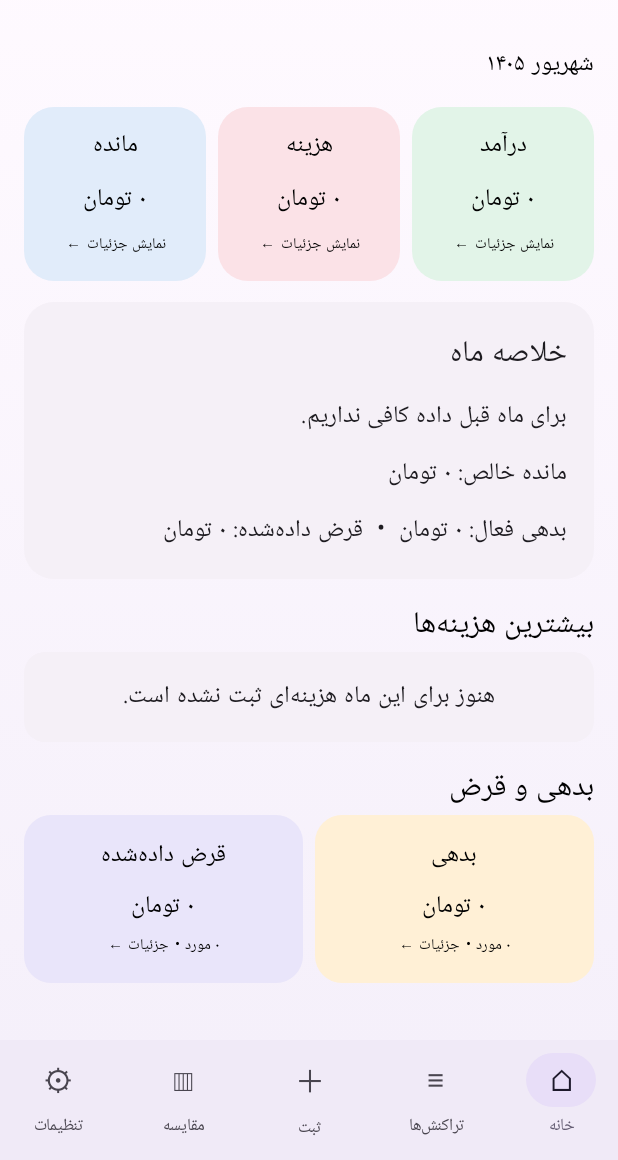
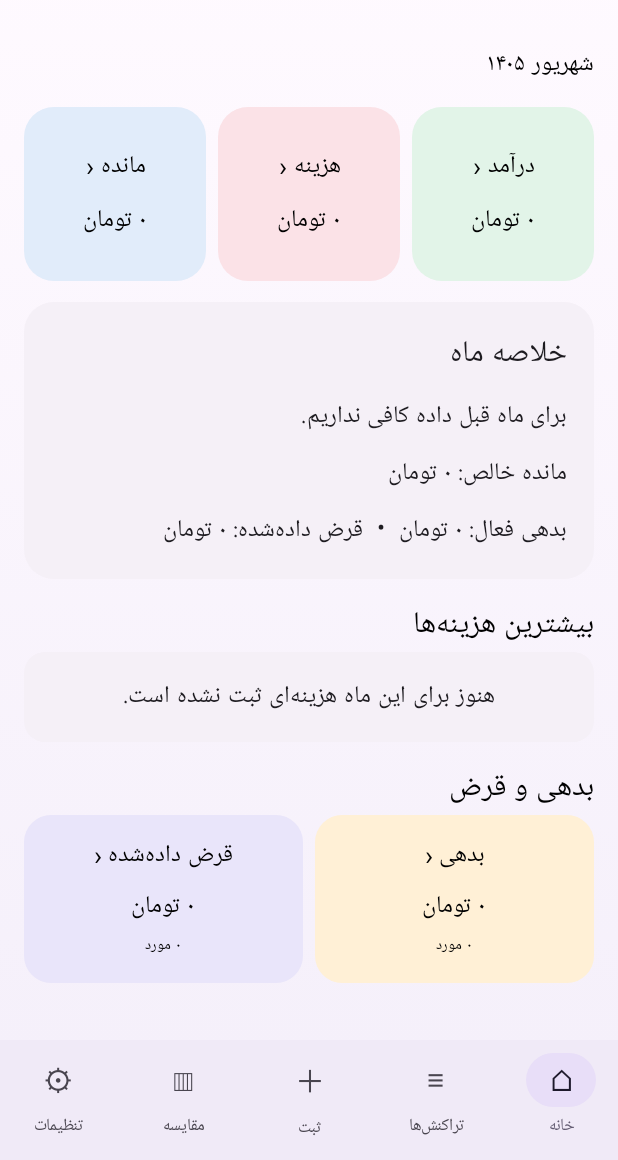
Before and after one commit to hutoto-147/DakhoKharj, an Android app built with Jetpack Compose: the screen it shows after launch (MainActivity), on a phone screen of 412 x 824 dp, the part 76-1236 px from its top. Run offline under Robolectric (Android 15) with nearby library versions, the phone set to English and light mode, and no system bars; libraries missing offline, so code that uses them is left out: androidx.biometric, androidx.fragment.app, javax.crypto, javax.crypto.spec, kotlinx.coroutines and 3 more.

Commit message:
V8: clean dashboard cards

```diff
--- a/app/build.gradle.kts
+++ b/app/build.gradle.kts
@@ -16,8 +16,8 @@ android {
         applicationId = "io.github.hutoto147.dakhlokharj"
         minSdk = 26
         targetSdk = 36
-        versionCode = 7
-        versionName = "1.0.7"
+        versionCode = 8
+        versionName = "1.0.8"
     }
 
     signingConfigs {
--- a/app/src/main/java/com/example/kharjyar/MainActivity.kt
+++ b/app/src/main/java/com/example/kharjyar/MainActivity.kt
@@ -570,17 +570,35 @@ private fun DashboardScreen(
 
 @Composable
 private fun MetricCard(modifier: Modifier, title: String, value: String, background: Color, onClick: () -> Unit) {
-    Card(modifier = modifier.height(116.dp).clickable(onClick = onClick), colors = CardDefaults.cardColors(containerColor = background), shape = RoundedCornerShape(20.dp)) {
-        Column(Modifier.fillMaxSize().padding(10.dp), horizontalAlignment = Alignment.CenterHorizontally, verticalArrangement = Arrangement.Center) {
-            Text(title, textAlign = TextAlign.Center, fontWeight = FontWeight.SemiBold)
+    Card(
+        modifier = modifier.height(116.dp).clickable(onClick = onClick),
+        colors = CardDefaults.cardColors(containerColor = background),
+        shape = RoundedCornerShape(20.dp)
+    ) {
+        Column(
+            Modifier.fillMaxSize().padding(horizontal = 10.dp, vertical = 12.dp),
+            horizontalAlignment = Alignment.CenterHorizontally,
+            verticalArrangement = Arrangement.Center
+        ) {
+            Row(
+                verticalAlignment = Alignment.CenterVertically,
+                horizontalArrangement = Arrangement.Center
+            ) {
+                Text(title, textAlign = TextAlign.Center, fontWeight = FontWeight.SemiBold)
+                Spacer(Modifier.width(4.dp))
+                Text("‹", fontSize = 18.sp, fontWeight = FontWeight.Bold)
+            }
             Spacer(Modifier.height(8.dp))
-            Text(value, textAlign = TextAlign.Center, fontWeight = FontWeight.Bold, fontSize = 16.sp, lineHeight = 20.sp)
-            Spacer(Modifier.height(4.dp))
-            Text("نمایش جزئیات ←", fontSize = 10.sp)
-        }
-    }
-}
-
+            Text(
+                value,
+                textAlign = TextAlign.Center,
+                fontWeight = FontWeight.Bold,
+                fontSize = 16.sp,
+                lineHeight = 20.sp
+            )
+        }
+    }
+}
 @Composable
 private fun ObligationMetricCard(
     modifier: Modifier,
@@ -590,12 +608,27 @@ private fun ObligationMetricCard(
     background: Color,
     onClick: () -> Unit
 ) {
-    Card(modifier = modifier.height(112.dp).clickable(onClick = onClick), colors = CardDefaults.cardColors(containerColor = background), shape = RoundedCornerShape(18.dp)) {
-        Column(Modifier.fillMaxSize().padding(12.dp), verticalArrangement = Arrangement.Center, horizontalAlignment = Alignment.CenterHorizontally) {
-            Text(title, fontWeight = FontWeight.Bold, textAlign = TextAlign.Center)
+    Card(
+        modifier = modifier.height(112.dp).clickable(onClick = onClick),
+        colors = CardDefaults.cardColors(containerColor = background),
+        shape = RoundedCornerShape(18.dp)
+    ) {
+        Column(
+            Modifier.fillMaxSize().padding(12.dp),
+            verticalArrangement = Arrangement.Center,
+            horizontalAlignment = Alignment.CenterHorizontally
+        ) {
+            Row(
+                verticalAlignment = Alignment.CenterVertically,
+                horizontalArrangement = Arrangement.Center
+            ) {
+                Text(title, fontWeight = FontWeight.Bold, textAlign = TextAlign.Center)
+                Spacer(Modifier.width(4.dp))
+                Text("‹", fontSize = 18.sp, fontWeight = FontWeight.Bold)
+            }
             Spacer(Modifier.height(6.dp))
             Text(value, fontWeight = FontWeight.SemiBold, textAlign = TextAlign.Center)
-            Text("${count.toString().toPersianDigits()} مورد • جزئیات ←", fontSize = 10.sp, textAlign = TextAlign.Center)
+            Text("${count.toString().toPersianDigits()} مورد", fontSize = 10.sp, textAlign = TextAlign.Center)
         }
     }
 }
@@ -1748,7 +1781,7 @@ private fun SettingsScreen(repo: LedgerRepository, refreshToken: Int, onChanged:
             if (customTags.isNotEmpty()) Text(customTags.joinToString("  ") { "#$it" }, modifier = Modifier.fillMaxWidth(), textAlign = TextAlign.Start)
         }
 
-        SettingsAccordionSection("درباره برنامه", "نسخه آزمایشی ۱.۰.۶", openSection == "about", { openSection = if (openSection == "about") null else "about" }) {
+        SettingsAccordionSection("درباره برنامه", "نسخه آزمایشی ۱.۰.۸", openSection == "about", { openSection = if (openSection == "about") null else "about" }) {
             Text("دخل و خرج برای مدیریت آفلاین درآمد، هزینه و تعهدات مالی ساخته شده است.", modifier = Modifier.fillMaxWidth(), textAlign = TextAlign.Start)
             Text("توسعه‌دهنده: hutoto-147", fontWeight = FontWeight.SemiBold, modifier = Modifier.fillMaxWidth(), textAlign = TextAlign.Start)
             Row(Modifier.fillMaxWidth(), horizontalArrangement = Arrangement.spacedBy(8.dp)) {
```
